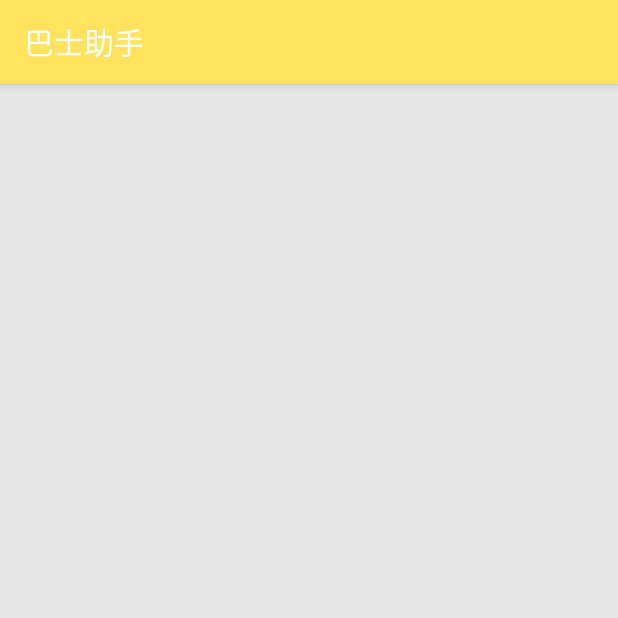
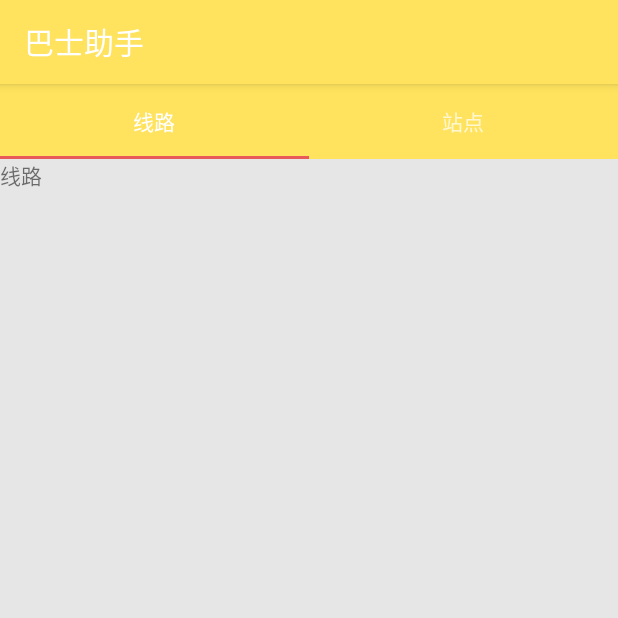
Before and after one commit to SagarDep/BusHelper, an Android app: the BusActivity screen opened directly, with no data from a screen before it, on a phone screen of 412 x 824 dp, the top half of it. Run offline under Robolectric (Android 15) with nearby library versions, the phone set to English and light mode, and no system bars.

Commit message:
初步完成线路和站点页面

```diff
--- a/app/build.gradle
+++ b/app/build.gradle
@@ -21,9 +21,10 @@ android {
 
 dependencies {
     compile fileTree(dir: 'libs', include: ['*.jar'])
-    compile 'com.android.support:appcompat-v7:23.1.1'
-    compile 'com.android.support:cardview-v7:23.1.1'
-    compile 'com.android.support:design:23.1.1'
+    compile 'com.android.support:appcompat-v7:23.2.1'
+    compile 'com.android.support:cardview-v7:23.2.1'
+    compile 'com.android.support:design:23.2.1'
     compile 'com.google.code.gson:gson:2.2.4'
     compile 'org.xutils:xutils:3.3.34'
+    compile 'com.android.support:support-v4:23.2.1'
 }
--- a/app/src/main/java/com/android/bushelper/activity/BusActivity.java
+++ b/app/src/main/java/com/android/bushelper/activity/BusActivity.java
@@ -1,15 +1,43 @@
 package com.android.bushelper.activity;
 
 import android.os.Bundle;
+import android.support.design.widget.TabLayout;
+import android.support.v4.app.Fragment;
+import android.support.v4.view.ViewPager;
 import android.support.v7.app.AppCompatActivity;
 
 import com.android.bushelper.R;
+import com.android.bushelper.adapter.BusFragmentAdapter;
+import com.android.bushelper.fragment.LineFragment;
+import com.android.bushelper.fragment.StationFragment;
+
+import java.util.ArrayList;
+import java.util.List;
 
 public class BusActivity extends AppCompatActivity {
+
+    private TabLayout tabLayout;
+    private ViewPager viewPager;
 
     @Override
     protected void onCreate(Bundle savedInstanceState) {
         super.onCreate(savedInstanceState);
         setContentView(R.layout.activity_bus);
+
+        tabLayout = (TabLayout)findViewById(R.id.tab_layout);
+        List<String> titles = new ArrayList<>();
+        titles.add("线路");
+        titles.add("站点");
+        tabLayout.addTab(tabLayout.newTab().setText(titles.get(0)));
+        tabLayout.addTab(tabLayout.newTab().setText(titles.get(1)));
+
+        viewPager = (ViewPager)findViewById(R.id.view_pager);
+        List<Fragment> fragments = new ArrayList<>();
+        fragments.add(new LineFragment());
+        fragments.add(new StationFragment());
+        BusFragmentAdapter adapter = new BusFragmentAdapter(getSupportFragmentManager(), fragments, titles);
+        viewPager.setAdapter(adapter);
+        tabLayout.setupWithViewPager(viewPager);
+        tabLayout.setTabsFromPagerAdapter(adapter);
     }
 }
--- /dev/null
+++ b/app/src/main/java/com/android/bushelper/adapter/BusFragmentAdapter.java
@@ -0,0 +1,36 @@
+package com.android.bushelper.adapter;
+
+import android.support.v4.app.Fragment;
+import android.support.v4.app.FragmentManager;
+import android.support.v4.app.FragmentStatePagerAdapter;
+
+import java.util.ArrayList;
+import java.util.List;
+
+public class BusFragmentAdapter extends FragmentStatePagerAdapter {
+
+    List<Fragment> fragments = new ArrayList<>();
+    List<String> titles = new ArrayList<>();
+
+    public BusFragmentAdapter(FragmentManager fm, List<Fragment> fragments, List<String> titles) {
+        super(fm);
+        this.fragments = fragments;
+        this.titles = titles;
+    }
+
+    @Override
+    public Fragment getItem(int position) {
+        return fragments.get(position);
+    }
+
+    @Override
+    public int getCount() {
+        return fragments.size();
+    }
+
+    @Override
+    public CharSequence getPageTitle(int position) {
+        return titles.get(position);
+    }
+
+}
--- /dev/null
+++ b/app/src/main/java/com/android/bushelper/fragment/LineFragment.java
@@ -0,0 +1,19 @@
+package com.android.bushelper.fragment;
+
+import android.os.Bundle;
+import android.support.v4.app.Fragment;
+import android.view.LayoutInflater;
+import android.view.View;
+import android.view.ViewGroup;
+
+import com.android.bushelper.R;
+
+public class LineFragment extends Fragment {
+
+    @Override
+    public View onCreateView(LayoutInflater inflater, ViewGroup container, Bundle savedInstanceState) {
+        View root = inflater.inflate(R.layout.fragment_line, container, false);
+        return root;
+    }
+
+}
--- /dev/null
+++ b/app/src/main/java/com/android/bushelper/fragment/StationFragment.java
@@ -0,0 +1,19 @@
+package com.android.bushelper.fragment;
+
+import android.os.Bundle;
+import android.support.v4.app.Fragment;
+import android.view.LayoutInflater;
+import android.view.View;
+import android.view.ViewGroup;
+
+import com.android.bushelper.R;
+
+public class StationFragment extends Fragment {
+
+    @Override
+    public View onCreateView(LayoutInflater inflater, ViewGroup container, Bundle savedInstanceState) {
+        View root = inflater.inflate(R.layout.fragment_station, container, false);
+        return root;
+    }
+
+}
--- a/app/src/main/res/layout/activity_bus.xml
+++ b/app/src/main/res/layout/activity_bus.xml
@@ -1,8 +1,22 @@
 <?xml version="1.0" encoding="utf-8"?>
-<RelativeLayout xmlns:android="http://schemas.android.com/apk/res/android"
+<LinearLayout xmlns:android="http://schemas.android.com/apk/res/android"
     xmlns:tools="http://schemas.android.com/tools"
+    xmlns:app="http://schemas.android.com/apk/res-auto"
     android:layout_width="match_parent"
     android:layout_height="match_parent"
-    android:background="@color/grey_mid">
+    android:background="@color/grey_mid"
+    android:orientation="vertical">
 
-</RelativeLayout>
+    <android.support.design.widget.TabLayout
+        android:id="@+id/tab_layout"
+        android:layout_width="match_parent"
+        android:layout_height="50dp"
+        app:theme="@style/ThemeOverlay.AppCompat.Dark.ActionBar"
+        android:background="@color/colorPrimary"/>
+
+    <android.support.v4.view.ViewPager
+        android:id="@+id/view_pager"
+        android:layout_width="match_parent"
+        android:layout_height="match_parent" />
+
+</LinearLayout>
--- /dev/null
+++ b/app/src/main/res/layout/fragment_line.xml
@@ -0,0 +1,11 @@
+<FrameLayout xmlns:android="http://schemas.android.com/apk/res/android"
+    xmlns:tools="http://schemas.android.com/tools"
+    android:layout_width="match_parent"
+    android:layout_height="match_parent">
+
+    <TextView
+        android:layout_width="match_parent"
+        android:layout_height="match_parent"
+        android:text="线路" />
+
+</FrameLayout>
--- /dev/null
+++ b/app/src/main/res/layout/fragment_station.xml
@@ -0,0 +1,11 @@
+<FrameLayout xmlns:android="http://schemas.android.com/apk/res/android"
+    xmlns:tools="http://schemas.android.com/tools"
+    android:layout_width="match_parent"
+    android:layout_height="match_parent">
+
+    <TextView
+        android:layout_width="match_parent"
+        android:layout_height="match_parent"
+        android:text="站点" />
+
+</FrameLayout>
--- a/app/src/main/res/values/colors.xml
+++ b/app/src/main/res/values/colors.xml
@@ -2,7 +2,7 @@
 <resources>
     <color name="colorPrimary">#FFE35E</color>
     <color name="colorPrimaryDark">#FFE35E</color>
-    <color name="colorAccent">#FFE35E</color>
+    <color name="colorAccent">#EA5959</color>
 
     <color name="white">#FFFFFF</color>
     <color name="black">#000000</color>
--- a/app/src/main/res/values/strings.xml
+++ b/app/src/main/res/values/strings.xml
@@ -6,4 +6,5 @@
     <string name="coach_title">长途汽车</string>
 
     <string name="search_hint">搜索</string>
+
 </resources>
```
